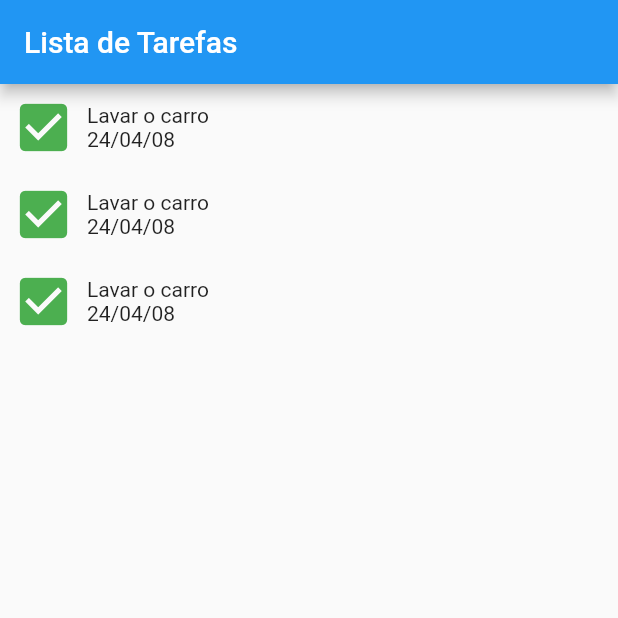
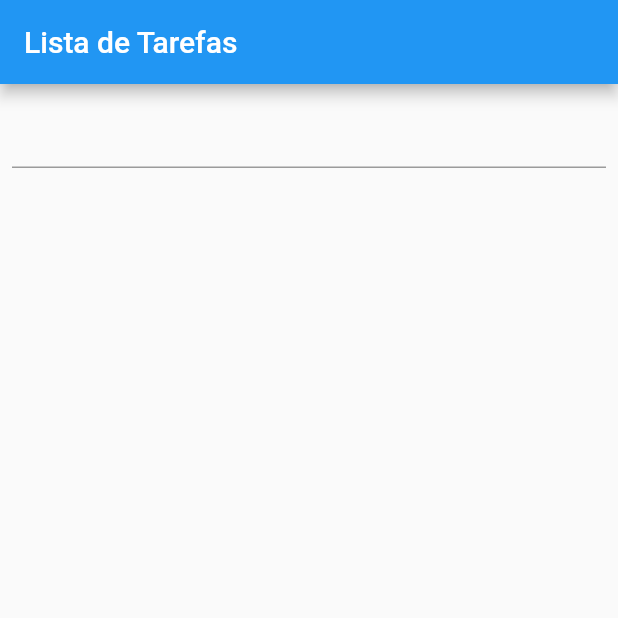
Before and after one commit to AVG1525/lista-tarefas-app, a Flutter app: the screen it shows after launch, on a phone screen of 412 x 824 dp, the top half of it. Run offline on Flutter 3.47's test engine with Material 2 defaults, Android fonts, the phone set to English and light mode, and no system bars.

Commit message:
Adjusts on icon button component event

```diff
--- a/lib/lista_screen.dart
+++ b/lib/lista_screen.dart
@@ -1,23 +1,47 @@
 import 'package:flutter/material.dart';
+import 'tarefa.dart';
 
-class ListaScreen extends StatelessWidget {
-  Widget getItem() {
+class ListaScreen extends StatefulWidget {
+  @override
+  State<StatefulWidget> createState() {
+    // TODO: implement createState
+    return new ListaScreenState();
+  }
+}
+
+class ListaScreenState extends State<ListaScreen> {
+  List<Tarefa> tarefas = <Tarefa>[];
+  TextEditingController textEditingController = new TextEditingController();
+
+  void AddNewTarefa(String name) {
+    setState(() => tarefas.add(Tarefa(name)));
+
+    textEditingController.clear();
+  }
+
+  void modifyIconButtonState(Tarefa tarefa) {
+    setState(() => tarefa.isCompleted = !tarefa.isCompleted);
+  }
+
+  Widget getItem(Tarefa tarefa) {
     return new Row(
       crossAxisAlignment: CrossAxisAlignment.center,
       children: [
         IconButton(
           icon: new Icon(
-                    Icons.check_box,
-                    color: Colors.green
-                  ),
+            tarefa.isCompleted ? Icons.check_box : Icons.check_box_outline_blank,
+            color: Colors.green),
           iconSize: 42.0,
-                  onPressed: () {  },
+          onPressed: () => modifyIconButtonState(tarefa),
         ),
         new Column(
           crossAxisAlignment: CrossAxisAlignment.start,
-                  children: <Widget> [
-                    Text("Lavar o carro"),
-                    Text("24/04/08")
+          children: <Widget>[
+            Text(
+              tarefa.name.toString(),
+              style: TextStyle(fontSize: 16.0, fontWeight: FontWeight.bold),
+            ),
+            Text(tarefa.dateTime.toString())
           ],
         )
       ],
@@ -32,16 +56,19 @@ class ListaScreen extends StatelessWidget {
       ),
       body: Column(
         mainAxisSize: MainAxisSize.min,
-          children: <Widget> [
+        children: <Widget>[
+          Container(
+            padding: EdgeInsets.all(8.0),
+            child: TextField(
+              controller: textEditingController,
+              onSubmitted: AddNewTarefa,
+            ),
+          ),
           Expanded(
-              child: ListView(
-                children: <Widget> [
-                  getItem(),
-                  getItem(),
-                  getItem()
-                ],
-              )
-            )
+              child: ListView.builder(
+            itemCount: tarefas.length,
+            itemBuilder: (_, index) => getItem(tarefas[index]),
+          ))
         ],
       ),
     );
```
Lines whose indentation alone changed are shown as unchanged.
